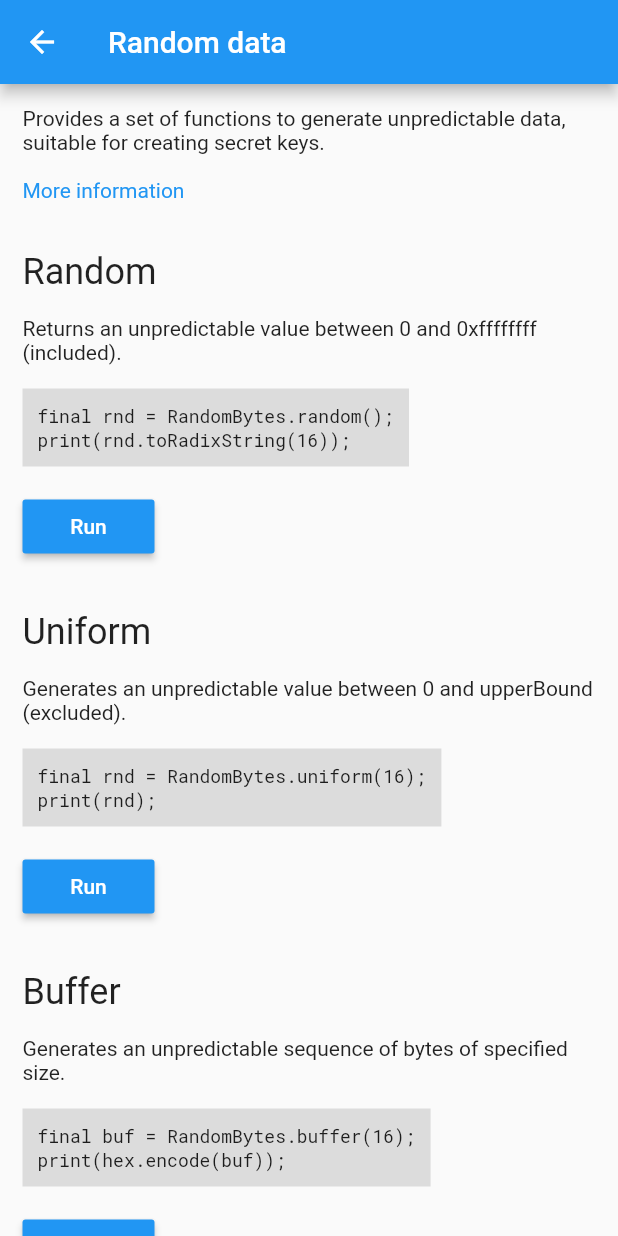
After one commit to firstfloorsoftware/flutter_sodium, a Flutter app: the screen it shows after launch, after a tap on "Random data", on a phone screen of 412 x 824 dp. The commit adds this screen. Run offline on Flutter 3.47's test engine with Material 2 defaults, Android fonts, the phone set to English and light mode, and no system bars; our stand-ins replace convert; missing offline and left inert: dart:ffi; statements that could not run were skipped.

Commit message:
refactors example app

```diff
--- a/example/lib/main.dart
+++ b/example/lib/main.dart
@@ -1,8 +1,11 @@
 import 'package:flutter/material.dart';
 import 'package:flutter_sodium/flutter_sodium.dart';
+import 'toc.dart';
+import 'topic_page.dart';
 
 void main() {
   Sodium.sodiumInit();
+
   runApp(MyApp());
 }
 
@@ -10,60 +13,53 @@ class MyApp extends StatelessWidget {
   @override
   Widget build(BuildContext context) {
     return MaterialApp(
-      title: 'Flutter Demo',
+      title: 'flutter_sodium',
       theme: ThemeData(
         primarySwatch: Colors.blue,
       ),
-      home: MyHomePage(title: 'flutter_sodium demo'),
+      home: HomePage(),
     );
   }
 }
 
-class MyHomePage extends StatefulWidget {
-  MyHomePage({Key key, this.title}) : super(key: key);
-
-  final String title;
-
-  @override
-  _MyHomePageState createState() => _MyHomePageState();
-}
-
-class _MyHomePageState extends State<MyHomePage> {
-  void _runTests() {
-    setState(() {
-      // Password hashing (using Argon)
-      final password = 'my password';
-      final str = PasswordHash.hashStorage(password);
-
-      print(str);
-
-      // verify hash str
-      final valid = PasswordHash.verifyStorage(str, password);
-
-      assert(valid);
-    });
-  }
-
+class HomePage extends StatelessWidget {
   @override
   Widget build(BuildContext context) {
     return Scaffold(
         appBar: AppBar(
-          title: Text(widget.title),
+          title: Text('flutter_sodium'),
         ),
-        body: Center(
-          child: Column(
-            mainAxisAlignment: MainAxisAlignment.center,
-            children: <Widget>[
-              Text(
-                'Hit refresh to re-run tests',
-              ),
-            ],
-          ),
-        ),
-        floatingActionButton: FloatingActionButton(
-          onPressed: _runTests,
-          tooltip: 'Refresh',
-          child: Icon(Icons.refresh),
-        ));
+        body: SafeArea(
+            child: FutureBuilder(
+                // build table of contents
+                future: buildToc(context),
+                builder: (BuildContext context,
+                    AsyncSnapshot<List<Topic>> snapshot) {
+                  if (snapshot.connectionState == ConnectionState.done) {
+                    return snapshot.hasError
+                        ? Text('Build TOC failed')
+                        : ListView(children: <Widget>[
+                            for (var topic in snapshot.data)
+                              if (topic is Section)
+                                ListTile(
+                                    title: Text(topic.title,
+                                        style: Theme.of(context)
+                                            .textTheme
+                                            .headline6))
+                              else
+                                ListTile(
+                                    title: Text(topic.title),
+                                    trailing: Icon(Icons.arrow_forward_ios,
+                                        size: 12.0),
+                                    onTap: () => Navigator.push(
+                                        context,
+                                        MaterialPageRoute(
+                                            builder: (context) =>
+                                                TopicPage(topic))))
+                          ]);
+                  }
+
+                  return Container();
+                })));
   }
 }
--- /dev/null
+++ b/example/lib/sample_widget.dart
@@ -0,0 +1,121 @@
+import 'package:flutter/material.dart';
+import 'toc.dart';
+
+class SampleWidget extends StatelessWidget {
+  final Sample sample;
+  SampleWidget(this.sample);
+
+  @override
+  Widget build(BuildContext context) {
+    return Column(crossAxisAlignment: CrossAxisAlignment.start, children: [
+      Padding(
+          padding: EdgeInsets.symmetric(vertical: 16.0),
+          child:
+              Text(sample.title, style: Theme.of(context).textTheme.headline5)),
+      Padding(
+        padding: EdgeInsets.only(bottom: 16.0),
+        child: Text(sample.description),
+      ),
+      CodeBlock(sample.code),
+      SampleRunner(sample)
+    ]);
+  }
+}
+
+class SampleRunner extends StatefulWidget {
+  final Sample sample;
+
+  SampleRunner(this.sample);
+
+  @override
+  State<StatefulWidget> createState() => _SampleRunnerState();
+}
+
+class _SampleRunnerState extends State<SampleRunner> {
+  Future<String> _sampleRun;
+
+  void _runSample() {
+    setState(() {
+      _sampleRun = _runSampleHost();
+    });
+  }
+
+  Future<String> _runSampleHost() async {
+    final out = StringBuffer();
+
+    // run sync or async code sample
+    if (widget.sample.funcAsync != null) {
+      await widget.sample.funcAsync((o) => out.writeln(o));
+    } else {
+      widget.sample.func((o) => out.writeln(o));
+    }
+    return out.toString().trim();
+  }
+
+  @override
+  Widget build(BuildContext context) {
+    if (_sampleRun == null) {
+      return Padding(
+          padding: EdgeInsets.only(top: 16.0), child: RunButton(_runSample));
+    }
+
+    return FutureBuilder(
+        future: _sampleRun,
+        builder: (BuildContext context, AsyncSnapshot<String> snapshot) =>
+            Column(
+                crossAxisAlignment: CrossAxisAlignment.start,
+                children: <Widget>[
+                  Padding(
+                      padding: EdgeInsets.symmetric(vertical: 16.0),
+                      child: RunButton(
+                          snapshot.connectionState == ConnectionState.done
+                              ? _runSample
+                              : null)),
+                  Padding(
+                      padding: EdgeInsets.only(bottom: 16.0),
+                      child: Text('Result',
+                          style: Theme.of(context).textTheme.headline6)),
+                  if (snapshot.connectionState == ConnectionState.done)
+                    CodeBlock(
+                        snapshot.hasError
+                            ? snapshot.error.toString()
+                            : snapshot.data,
+                        color: snapshot.hasError
+                            ? Colors.red.shade200
+                            : Colors.green.shade200)
+                  else
+                    Center(child: CircularProgressIndicator())
+                ]));
+  }
+}
+
+class RunButton extends StatelessWidget {
+  final VoidCallback onPressed;
+
+  RunButton(this.onPressed);
+
+  @override
+  Widget build(BuildContext context) {
+    return RaisedButton(
+        child: Text('Run'),
+        textColor: Colors.white,
+        color: Theme.of(context).accentColor,
+        onPressed: onPressed);
+  }
+}
+
+class CodeBlock extends StatelessWidget {
+  final String _code;
+  final Color color;
+
+  CodeBlock(this._code, {this.color = Colors.black12});
+
+  @override
+  Widget build(BuildContext context) {
+    return Container(
+        padding: EdgeInsets.all(10.0),
+        color: color,
+        child: Text(_code ?? "(code not found)",
+            style: TextStyle(fontFamily: 'RobotoMono', fontSize: 12.0)));
+  }
+}
--- /dev/null
+++ b/example/lib/toc.dart
@@ -0,0 +1,264 @@
+import 'dart:convert';
+import 'package:flutter/foundation.dart';
+import 'package:flutter/material.dart';
+import 'package:flutter_sodium/flutter_sodium.dart';
+import 'package:convert/convert.dart';
+
+typedef void PrintFunc(Object o);
+typedef void SampleFunc(PrintFunc print);
+typedef Future SampleFuncAsync(PrintFunc print);
+
+class Section extends Topic {
+  Section(String title) : super(title);
+}
+
+class Topic {
+  final String title;
+  final String description;
+  final String url;
+  final List<Sample> samples;
+
+  Topic(this.title, {this.description, this.url, this.samples});
+}
+
+class Sample {
+  final String title;
+  final String description;
+  final String name;
+  final SampleFunc func;
+  final SampleFuncAsync funcAsync;
+  String code;
+
+  Sample(this.title, {this.description, this.name, this.func, this.funcAsync});
+}
+
+Future<List<Topic>> buildToc(BuildContext context) async {
+  final toc = [
+    Section('Common'),
+    Topic('Random data',
+        description:
+            'Provides a set of functions to generate unpredictable data, suitable for creating secret keys.',
+        url: 'https://libsodium.gitbook.io/doc/generating_random_data/',
+        samples: <Sample>[
+          Sample('Random',
+              description:
+                  'Returns an unpredictable value between 0 and 0xffffffff (included).',
+              name: 'random1', func: (PrintFunc print) {
+            // BEGIN random1
+            final rnd = RandomBytes.random();
+            print(rnd.toRadixString(16));
+            // END random1
+          }),
+          Sample('Uniform',
+              description:
+                  'Generates an unpredictable value between 0 and upperBound (excluded).',
+              name: 'random2', func: (PrintFunc print) {
+            // BEGIN random2
+            final rnd = RandomBytes.uniform(16);
+            print(rnd);
+            // END random2
+          }),
+          Sample('Buffer',
+              description:
+                  'Generates an unpredictable sequence of bytes of specified size.',
+              name: 'random3', func: (PrintFunc print) {
+            // BEGIN random3
+            final buf = RandomBytes.buffer(16);
+            print(hex.encode(buf));
+            // END random3
+          })
+        ]),
+    Topic('Version',
+        description: 'Provides libsodium version info.',
+        url: 'https://libsodium.gitbook.io/doc/',
+        samples: <Sample>[
+          Sample('Usage',
+              description:
+                  'Retrieves the version details of the loaded libsodium library.',
+              name: 'version1', func: (PrintFunc print) {
+            // BEGIN version1
+            final version = Sodium.sodiumVersionString;
+            final major = Sodium.sodiumLibraryVersionMajor;
+            final minor = Sodium.sodiumLibraryVersionMinor;
+
+            print('$version ($major.$minor)');
+            // END version1
+          })
+        ]),
+    Section('Secret-key cryptography'),
+    Topic('Authenticated encryption',
+        description: 'Secret-key encryption and verification',
+        url:
+            'https://libsodium.gitbook.io/doc/secret-key_cryptography/secretbox',
+        samples: <Sample>[]),
+    Topic('Authentication',
+        description:
+            'Computes an authentication tag for a message and a secret key, and provides a way to verify that a given tag is valid for a given message and a key.',
+        url:
+            'https://libsodium.gitbook.io/doc/secret-key_cryptography/secret-key_authentication',
+        samples: <Sample>[]),
+    Topic('Original ChaCha20-Poly1305',
+        description: 'Authenticated Encryption with Additional Data.',
+        url:
+            'https://libsodium.gitbook.io/doc/secret-key_cryptography/aead/chacha20-poly1305/original_chacha20-poly1305_construction',
+        samples: <Sample>[]),
+    Topic('IETF ChaCha20-Poly1305',
+        description: 'Authenticated Encryption with Additional Data',
+        url:
+            'https://libsodium.gitbook.io/doc/secret-key_cryptography/aead/chacha20-poly1305/ietf_chacha20-poly1305_construction',
+        samples: <Sample>[]),
+    Topic('XChaCha20-Poly1305',
+        description: 'Authenticated Encryption with Additional Data.',
+        url:
+            'https://libsodium.gitbook.io/doc/secret-key_cryptography/aead/chacha20-poly1305/xchacha20-poly1305_construction',
+        samples: <Sample>[]),
+    Section('Public-key cryptography'),
+    Topic('Authenticated encryption',
+        description: 'Public-key authenticated encryption',
+        url:
+            'https://libsodium.gitbook.io/doc/public-key_cryptography/authenticated_encryption',
+        samples: <Sample>[]),
+    Topic('Public-key signatures',
+        description:
+            'Computes a signature for a message using a secret key, and provides verification using a public key.',
+        url:
+            'https://libsodium.gitbook.io/doc/public-key_cryptography/public-key_signatures',
+        samples: <Sample>[]),
+    Topic('Sealed boxes',
+        description:
+            'Anonymously send encrypted messages to a recipient given its public key.',
+        url:
+            'https://libsodium.gitbook.io/doc/public-key_cryptography/sealed_boxes',
+        samples: <Sample>[]),
+    Section('Hashing'),
+    Topic('Generic hashing',
+        description:
+            'Computes a fixed-length fingerprint for an arbitrary long message using the BLAKE2b algorithm.',
+        url: 'https://libsodium.gitbook.io/doc/hashing/generic_hashing',
+        samples: <Sample>[]),
+    Topic('Short-input hashing',
+        description: 'Computes short hashes using the SipHash-2-4 algorithm.',
+        url: 'https://libsodium.gitbook.io/doc/hashing/short-input_hashing',
+        samples: <Sample>[]),
+    Topic('Password hashing',
+        description:
+            'Provides an Argon2 password hashing scheme implementation.',
+        url:
+            'https://libsodium.gitbook.io/doc/password_hashing/the_argon2i_function',
+        samples: <Sample>[
+          Sample('Hash',
+              description: 'Derives a hash from given password and salt.',
+              name: 'pwhash1', func: (PrintFunc print) {
+            // BEGIN pwhash1
+            final pw = 'hello world';
+            final salt = PasswordHash.generateSalt();
+            final hash = PasswordHash.hash(pw, salt);
+
+            print(hex.encode(hash));
+            // END pwhash1
+          }),
+          Sample('Hash storage',
+              description:
+                  'Computes a password verification string for given password.',
+              name: 'pwhash2', func: (PrintFunc print) {
+            // BEGIN pwhash2
+            final pw = 'hello world';
+            final str = PasswordHash.hashStorage(pw);
+            print(str);
+
+            // verify storage string
+            final valid = PasswordHash.verifyStorage(str, pw);
+            print('Valid: $valid');
+            // END pwhash2
+          }),
+          Sample('Async hash storage',
+              description:
+                  'Execute long running verification string computation in background.',
+              name: 'pwhash3', funcAsync: (PrintFunc print) async {
+            // BEGIN pwhash3
+            final pw = 'hello world';
+            final str = await compute(PasswordHash.hashStorageModerate, pw);
+
+            print(str);
+            // END pwhash3
+          }),
+        ]),
+    Section('Key functions'),
+    Topic('Key derivation',
+        description: 'Derive secret subkeys from a single master key.',
+        url: 'https://libsodium.gitbook.io/doc/key_derivation/',
+        samples: <Sample>[]),
+    Topic('Key exchange',
+        description: 'Securely compute a set of shared keys.',
+        url: 'https://libsodium.gitbook.io/doc/key_exchange/',
+        samples: <Sample>[]),
+    Section('Advanced'),
+    Topic('Diffie-Hellman',
+        description: 'Perform scalar multiplication of elliptic curve points',
+        url: 'https://libsodium.gitbook.io/doc/advanced/scalar_multiplication',
+        samples: <Sample>[]),
+    Topic('One-time authentication',
+        description: 'Secret-key single-message authentication using Poly1305',
+        url: 'https://libsodium.gitbook.io/doc/advanced/poly1305',
+        samples: <Sample>[]),
+    Topic('Ed25519 To Curve25519 Secret Key',
+        description:
+            'Converts an Ed25519 Secret Key to a Curve25519 Secret Key',
+        url: 'https://download.libsodium.org/doc/advanced/ed25519-curve25519',
+        samples: <Sample>[])
+  ];
+
+  // load asset toc.dart for code snippets
+  final src = await DefaultAssetBundle.of(context).loadString('lib/toc.dart');
+
+  // iterate all samples in the toc, and lookup code snippet in source
+  for (var topic in toc) {
+    if (topic.samples != null) {
+      for (var sample in topic.samples) {
+        final beginTag = '// BEGIN ${sample.name}';
+        final begin = src.indexOf(beginTag);
+        assert(begin != -1);
+        final end =
+            src.indexOf('// END ${sample.name}', begin + beginTag.length);
+        assert(end != -1);
+
+        // format and assign code sample
+        sample.code = _formatCode(src.substring(begin + beginTag.length, end));
+      }
+    }
+  }
+
+  return toc;
+}
+
+String _formatCode(String code) {
+  final result = StringBuffer();
+  final lines = LineSplitter.split(code).toList();
+  int indent = -1;
+  for (var i = 0; i < lines.length; i++) {
+    String line = lines[i];
+    // skip empty first and last lines
+    if (line.trim().length == 0 && (i == 0 || i == lines.length - 1)) {
+      continue;
+    }
+    // determine indent
+    if (indent == -1) {
+      for (indent = 0; indent < line.length; indent++) {
+        if (line[indent] != ' ') {
+          break;
+        }
+      }
+    }
+
+    // remove indent from line
+    if (line.startsWith(' ' * indent)) {
+      line = line.substring(indent);
+    }
+
+    if (result.isNotEmpty) {
+      result.writeln();
+    }
+    result.write(line);
+  }
+  return result.toString();
+}
--- /dev/null
+++ b/example/lib/topic_page.dart
@@ -0,0 +1,50 @@
+import 'package:flutter/material.dart';
+import 'package:flutter_sodium_example/sample_widget.dart';
+import 'package:url_launcher/url_launcher.dart';
+import 'toc.dart';
+
+class TopicPage extends StatelessWidget {
+  final Topic topic;
+
+  TopicPage(this.topic);
+
+  @override
+  Widget build(BuildContext context) {
+    return Scaffold(
+        appBar: AppBar(
+          title: Text(topic.title),
+        ),
+        body: SafeArea(
+            child: SingleChildScrollView(
+                child: Container(
+                    padding: EdgeInsets.all(15.0),
+                    child: Column(
+                      crossAxisAlignment: CrossAxisAlignment.start,
+                      children: <Widget>[
+                        // description
+                        if (topic.description != null)
+                          Padding(
+                              padding: EdgeInsets.only(bottom: 16.0),
+                              child: Text(topic.description)),
+                        // more info button
+                        if (topic.url != null)
+                          Padding(
+                            padding: EdgeInsets.only(bottom: 16.0),
+                            child: InkWell(
+                                child: Text(
+                                  'More information',
+                                  style: TextStyle(
+                                      color: Theme.of(context).accentColor),
+                                ),
+                                onTap: () => launch(topic.url)),
+                          ),
+                        // 0..n samples
+                        if (topic.samples != null)
+                          for (var sample in topic.samples)
+                            Padding(
+                                padding: EdgeInsets.only(bottom: 16.0),
+                                child: SampleWidget(sample))
+                      ],
+                    )))));
+  }
+}
--- a/lib/src/extensions.dart
+++ b/lib/src/extensions.dart
@@ -6,7 +6,7 @@ import 'sodium_exception.dart';
 
 extension Uint8Pointer on Pointer<Uint8> {
   Uint8List toList(int length) {
-    final builder = new BytesBuilder();
+    final builder = BytesBuilder();
     for (var i = 0; i < length; i++) {
       builder.addByte(this[i]);
     }
```
Also changed, not shown: example/pubspec.yaml (+8 -43 lines), example/assets/fonts/RobotoMono-Regular.ttf (added), 3 other files.
